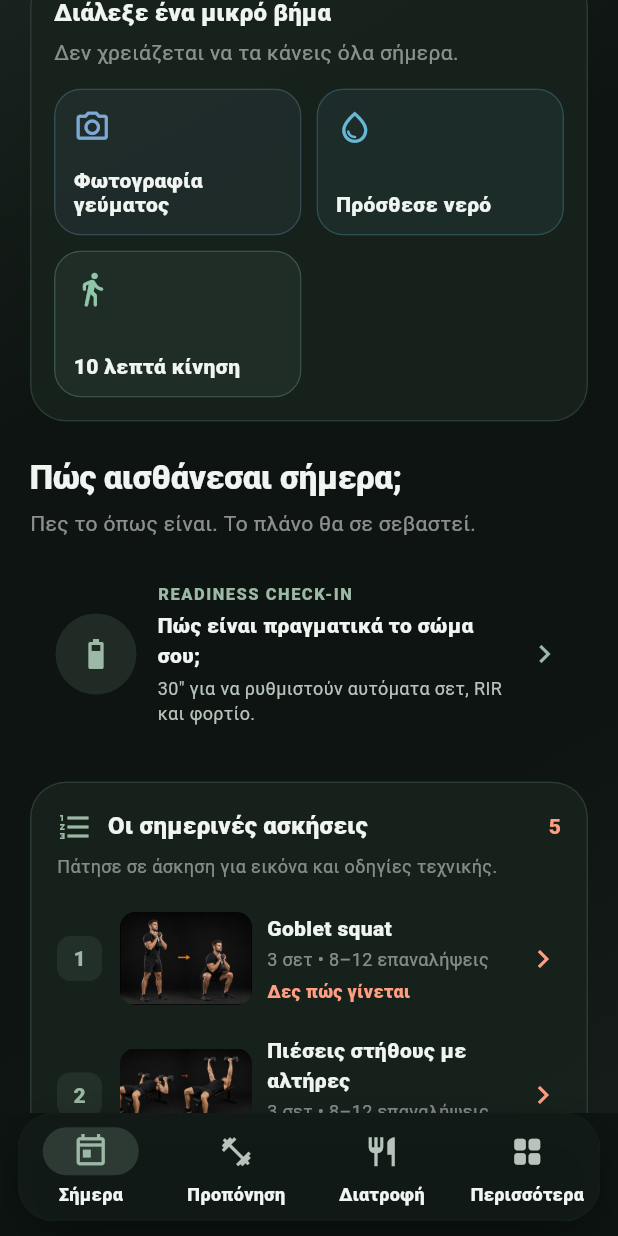
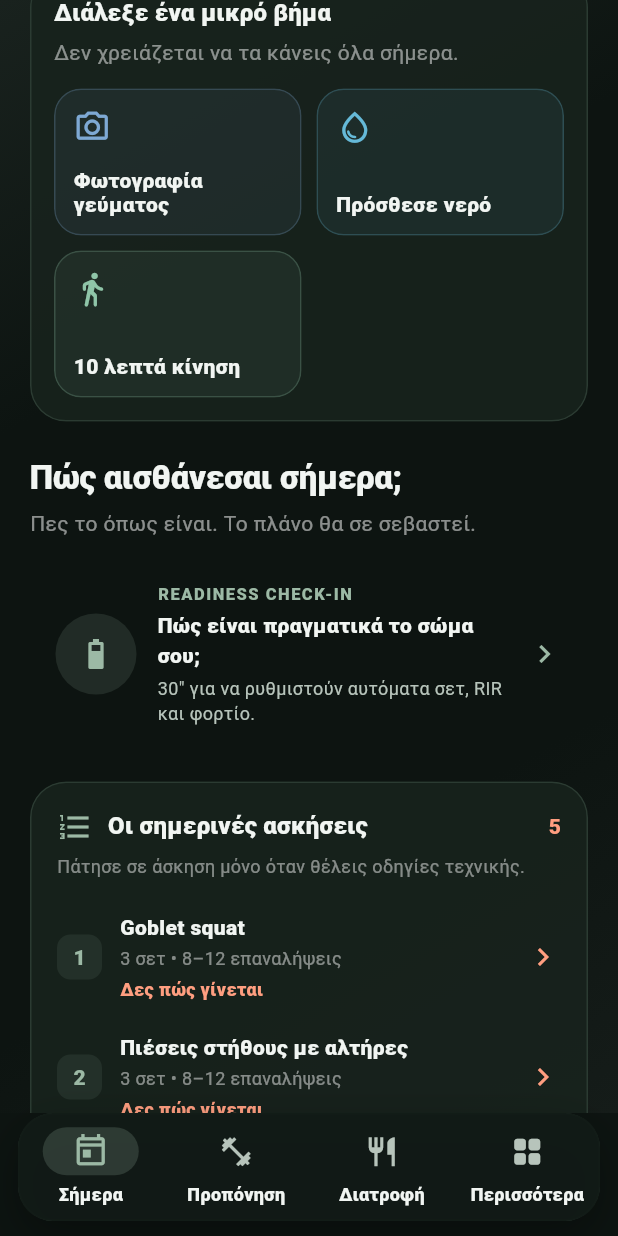
Before and after one commit to dmavrofidis/Phoenix, a Flutter app: the PhoenixShell screen opened directly with empty values, scrolled down 576 dp, on a phone screen of 412 x 824 dp. Run offline on Flutter 3.47's test engine with Material 3 defaults, Android fonts, the phone set to English and light mode, and no system bars; our stand-ins replace drift, flutter_local_notifications, flutter_timezone, image_picker, pdf, qr_flutter and 3 more; missing offline and left inert: cryptography, dart:html, file_selector; accounts and stored records are empty; generated files the repository leaves out were written again.

Commit message:
Remove exercise thumbnails from Phoenix Today

```diff
--- a/mobile/lib/src/app.dart
+++ b/mobile/lib/src/app.dart
@@ -3027,8 +3027,8 @@ class _DailyExercisesCard extends StatelessWidget {
             const SizedBox(height: 6),
             Text(
               context.l10n.text(
-                'Πάτησε σε άσκηση για εικόνα και οδηγίες τεχνικής.',
-                'Tap an exercise for a visual and technique guide.',
+                'Πάτησε σε άσκηση μόνο όταν θέλεις οδηγίες τεχνικής.',
+                'Tap an exercise only when you want technique guidance.',
               ),
               style: TextStyle(
                 color: Colors.white.withValues(alpha: .48),
@@ -3070,6 +3070,7 @@ class _DailyExerciseRow extends StatelessWidget {
     final colors = Theme.of(context).colorScheme;
     final guide = ExerciseGuideCatalog.forExercise(exercise, atHome: atHome);
     return InkWell(
+      key: ValueKey('daily-exercise-row-$exercise'),
       borderRadius: BorderRadius.circular(12),
       onTap: guide == null
           ? null
@@ -3095,18 +3096,6 @@ class _DailyExerciseRow extends StatelessWidget {
               ),
             ),
             const SizedBox(width: 12),
-            if (guide != null) ...[
-              ExerciseGuidePreview(
-                key: ValueKey('daily-exercise-guide-$exercise'),
-                guide: guide,
-                semanticLabel:
-                    'Αρχική και τελική θέση για την άσκηση $exercise',
-                width: 88,
-                height: 62,
-                borderRadius: BorderRadius.circular(10),
-              ),
-              const SizedBox(width: 10),
-            ],
             Expanded(
               child: Column(
                 crossAxisAlignment: CrossAxisAlignment.start,
--- a/mobile/pubspec.yaml
+++ b/mobile/pubspec.yaml
@@ -16,7 +16,7 @@ publish_to: 'none' # Remove this line if you wish to publish to pub.dev
 # https://developer.apple.com/library/archive/documentation/General/Reference/InfoPlistKeyReference/Articles/CoreFoundationKeys.html
 # In Windows, build-name is used as the major, minor, and patch parts
 # of the product and file versions while build-number is used as the build suffix.
-version: 1.2.0+3
+version: 1.2.1+4
 
 environment:
   sdk: ^3.12.2
```
Also changed, not shown: 2 other files.
